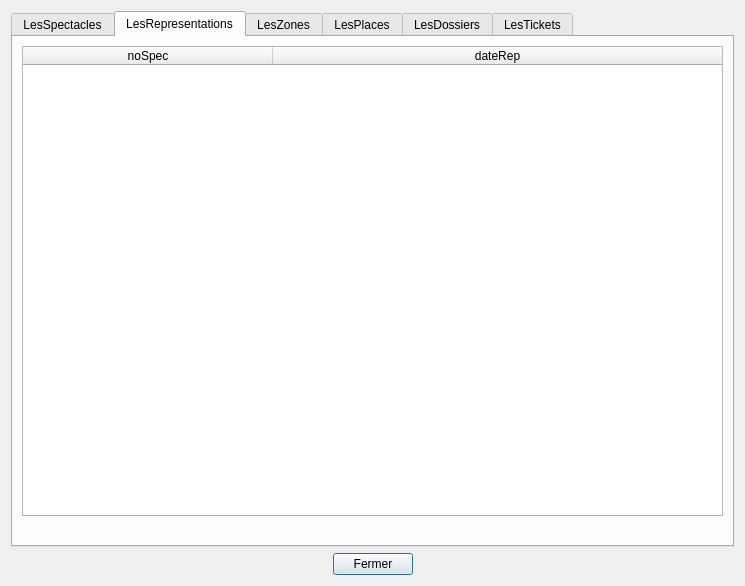
First picture: the form in Theatre_Project/gui/tablesData.ui, repository ALLian96/Projet2018BD, before the edit.
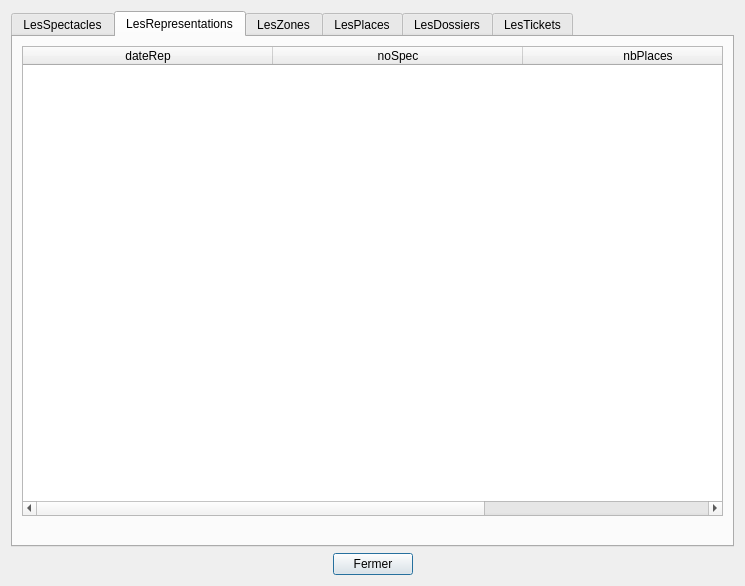
Second picture: the form after the edit. The open tabs and pages were chosen to show the change.

```diff
--- a/Theatre_Project/gui/tablesData.ui
+++ b/Theatre_Project/gui/tablesData.ui
@@ -149,7 +149,7 @@
           <enum>Qt::LeftToRight</enum>
          </property>
          <property name="columnCount">
-          <number>2</number>
+          <number>3</number>
          </property>
          <attribute name="horizontalHeaderCascadingSectionResizes">
           <bool>true</bool>
@@ -169,16 +169,21 @@
          <attribute name="verticalHeaderVisible">
           <bool>false</bool>
          </attribute>
-         <column>
-          <property name="text">
-           <string>noSpec</string>
-          </property>
-         </column>
          <column>
           <property name="text">
            <string>dateRep</string>
           </property>
          </column>
+         <column>
+          <property name="text">
+           <string>noSpec</string>
+          </property>
+         </column>
+         <column>
+          <property name="text">
+           <string>nbPlaces</string>
+          </property>
+         </column>
         </widget>
        </item>
        <item>
```
Left out of the diff: 5 changed lines with no effect on the pictures.
